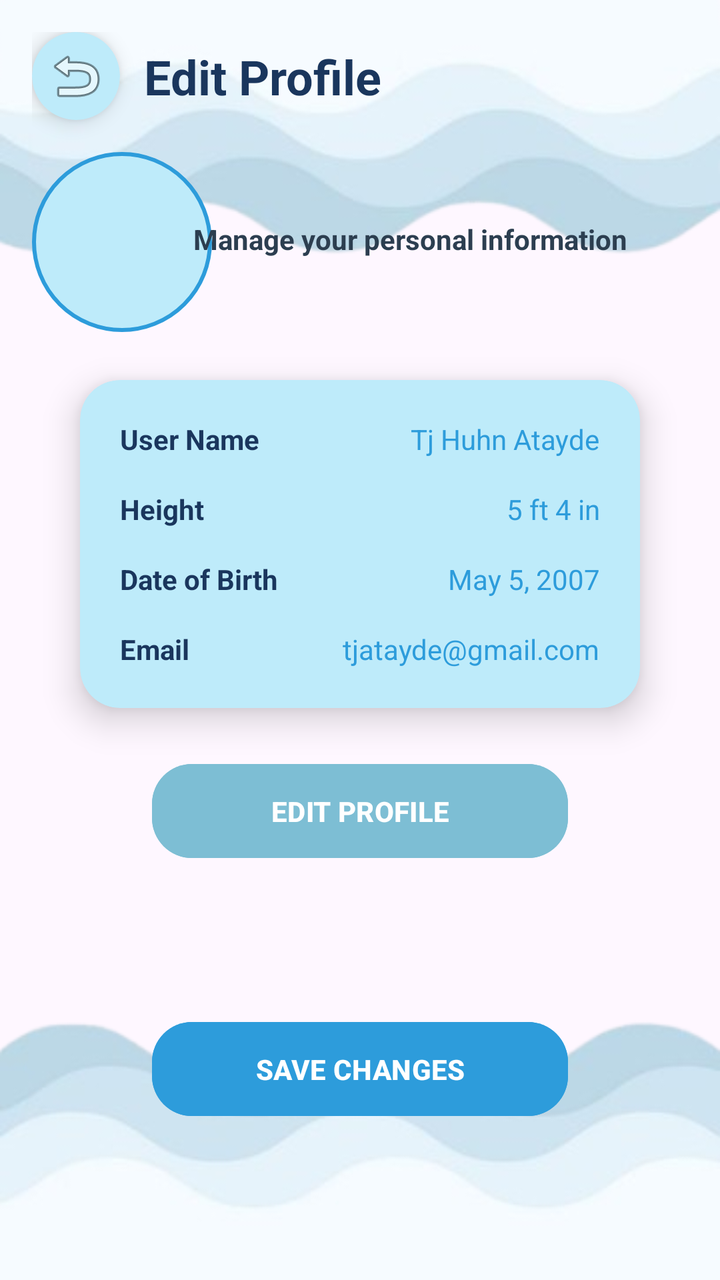
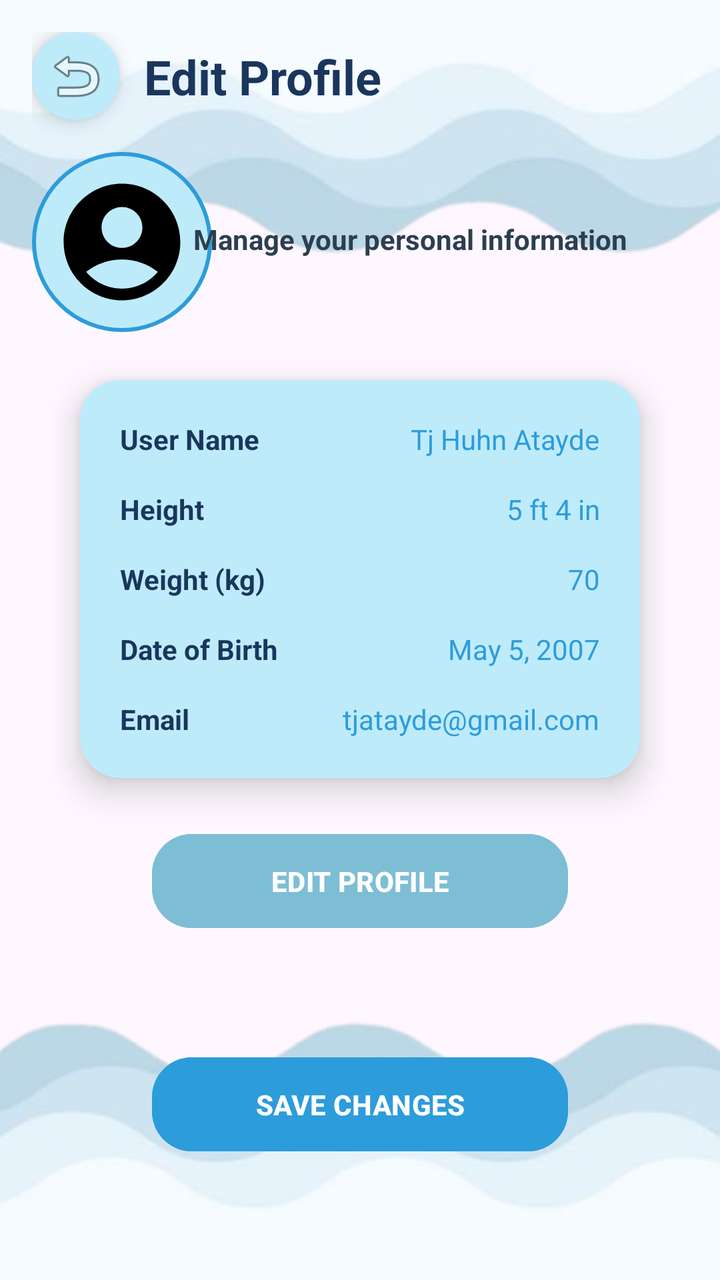

An Android layout rendered at two revisions. The XML below is the earlier revision; the diff shows what the commit changed to produce the second picture.
<!-- AndroidManifest.xml: application theme Theme.HeronHealth -->
<!-- res/layout/activity_personal_info.xml -->
<?xml version="1.0" encoding="utf-8"?>
<androidx.constraintlayout.widget.ConstraintLayout
    xmlns:android="http://schemas.android.com/apk/res/android"
    xmlns:app="http://schemas.android.com/apk/res-auto"
    xmlns:tools="http://schemas.android.com/tools"
    android:id="@+id/main"
    android:layout_width="match_parent"
    android:layout_height="match_parent"
    android:background="@drawable/bg4"
    android:padding="16dp"
    tools:context=".PersonalInfoActivity">

    <androidx.cardview.widget.CardView
        android:id="@+id/backContainer"
        android:layout_width="44dp"
        android:layout_height="44dp"
        app:cardCornerRadius="22dp"
        app:cardBackgroundColor="#beebfa"
        app:cardElevation="6dp"
        app:layout_constraintStart_toStartOf="parent"
        app:layout_constraintTop_toTopOf="parent">

        <ImageButton
            android:id="@+id/btnBack"
            android:layout_width="match_parent"
            android:layout_height="match_parent"
            android:background="@android:color/transparent"
            android:src="@android:drawable/ic_menu_revert"
            android:contentDescription="Back"/>
    </androidx.cardview.widget.CardView>

    <ImageView
        android:id="@+id/imgProfile"
        android:layout_width="90dp"
        android:layout_height="90dp"
        android:layout_marginTop="16dp"
        android:src=""
        android:background="@drawable/circle_bg"
        android:padding="10dp"
        android:scaleType="centerCrop"
        app:layout_constraintTop_toBottomOf="@id/backContainer"
        app:layout_constraintStart_toStartOf="parent"/>

    <TextView
        android:id="@+id/tvHeader"
        android:layout_width="wrap_content"
        android:layout_height="wrap_content"
        android:text="Edit Profile"
        android:textSize="24sp"
        android:textStyle="bold"
        android:textColor="#1A365D"
        app:layout_constraintTop_toTopOf="@id/backContainer"
        app:layout_constraintBottom_toBottomOf="@id/backContainer"
        app:layout_constraintStart_toEndOf="@id/backContainer"
        android:layout_marginStart="12dp"/>

    <TextView
        android:id="@+id/tvSubtitle"
        android:layout_width="wrap_content"
        android:layout_height="wrap_content"
        android:text="Manage your personal information"
        android:textSize="14sp"
        android:textColor="#2C3E50"
        android:textStyle="bold"
        android:layout_marginTop="50dp"
        android:layout_marginStart="50dp"
        app:layout_constraintTop_toBottomOf="@id/backContainer"
        app:layout_constraintStart_toStartOf="parent"
        app:layout_constraintEnd_toEndOf="parent"/>

    <androidx.cardview.widget.CardView
        android:id="@+id/cardInfo"
        android:layout_width="0dp"
        android:layout_height="wrap_content"
        android:layout_marginTop="24dp"
        android:layout_marginStart="24dp"
        android:layout_marginEnd="24dp"
        app:cardCornerRadius="20dp"
        app:cardElevation="10dp"
        app:cardBackgroundColor="#beebfa"
        app:layout_constraintTop_toBottomOf="@id/imgProfile"
        app:layout_constraintStart_toStartOf="parent"
        app:layout_constraintEnd_toEndOf="parent">

        <LinearLayout
            android:layout_width="match_parent"
            android:layout_height="wrap_content"
            android:orientation="vertical"
            android:padding="20dp">

            <LinearLayout
                android:layout_width="match_parent"
                android:layout_height="wrap_content"
                android:orientation="horizontal">

                <TextView
                    android:layout_width="0dp"
                    android:layout_height="wrap_content"
                    android:layout_weight="1"
                    android:text="User Name"
                    android:textColor="#1A365D"
                    android:textStyle="bold"/>

                <TextView
                    android:id="@+id/tvUsernameValue"
                    android:layout_width="wrap_content"
                    android:layout_height="wrap_content"
                    android:text="Tj Huhn Atayde"
                    android:textColor="#2D9CDB"/>
            </LinearLayout>

            <LinearLayout
                android:layout_width="match_parent"
                android:layout_height="wrap_content"
                android:layout_marginTop="16dp"
                android:orientation="horizontal">

                <TextView
                    android:layout_width="0dp"
                    android:layout_height="wrap_content"
                    android:layout_weight="1"
                    android:text="Height"
                    android:textColor="#1A365D"
                    android:textStyle="bold"/>

                <TextView
                    android:id="@+id/tvHeightValue"
                    android:layout_width="wrap_content"
                    android:layout_height="wrap_content"
                    android:text="5 ft 4 in"
                    android:textColor="#2D9CDB"/>
            </LinearLayout>

            <LinearLayout
                android:layout_width="match_parent"
                android:layout_height="wrap_content"
                android:layout_marginTop="16dp"
                android:orientation="horizontal">

                <TextView
                    android:layout_width="0dp"
                    android:layout_height="wrap_content"
                    android:layout_weight="1"
                    android:text="Date of Birth"
                    android:textColor="#1A365D"
                    android:textStyle="bold"/>

                <TextView
                    android:id="@+id/tvDOBValue"
                    android:layout_width="wrap_content"
                    android:layout_height="wrap_content"
                    android:text="May 5, 2007"
                    android:textColor="#2D9CDB"/>
            </LinearLayout>

            <LinearLayout
                android:layout_width="match_parent"
                android:layout_height="wrap_content"
                android:layout_marginTop="16dp"
                android:orientation="horizontal">

                <TextView
                    android:layout_width="0dp"
                    android:layout_height="wrap_content"
                    android:layout_weight="1"
                    android:text="Email"
                    android:textColor="#1A365D"
                    android:textStyle="bold"/>

                <TextView
                    android:id="@+id/tvEmailValue"
                    android:layout_width="wrap_content"
                    android:layout_height="wrap_content"
                    android:text="tjatayde@gmail.com"
                    android:textColor="#2D9CDB"/>
            </LinearLayout>

        </LinearLayout>

    </androidx.cardview.widget.CardView>

    <Button
        android:id="@+id/btnEdit"
        android:layout_width="0dp"
        android:layout_height="55dp"
        android:text="EDIT PROFILE"
        android:textColor="#FFFFFF"
        android:textStyle="bold"
        android:backgroundTint="#7dbed4"
        android:layout_marginTop="24dp"
        android:layout_marginStart="60dp"
        android:layout_marginEnd="60dp"
        app:cornerRadius="20dp"
        app:layout_constraintTop_toBottomOf="@id/cardInfo"
        app:layout_constraintStart_toStartOf="parent"
        app:layout_constraintEnd_toEndOf="parent"/>

    <Button
        android:id="@+id/btnSave"
        android:layout_width="0dp"
        android:layout_height="55dp"
        android:text="SAVE CHANGES"
        android:textColor="#FFFFFF"
        android:textStyle="bold"
        android:backgroundTint="#2D9CDB"
        android:layout_marginTop="12dp"
        android:layout_marginStart="60dp"
        android:layout_marginEnd="60dp"
        app:cornerRadius="20dp"
        app:layout_constraintTop_toBottomOf="@id/btnEdit"
        app:layout_constraintStart_toStartOf="parent"
        app:layout_constraintEnd_toEndOf="parent"
        app:layout_constraintBottom_toBottomOf="parent"/>

</androidx.constraintlayout.widget.ConstraintLayout>
<!-- resources referenced by this layout -->
<resources>
  <!-- drawable bg4: png bitmap (drawable, 73502 bytes) -->
  <!-- drawable circle_bg (drawable) -->
  <shape xmlns:android="http://schemas.android.com/apk/res/android"
      android:shape="oval">
  
      <solid android:color="#beebfa"/>
      <stroke
          android:width="2dp"
          android:color="#2D9CDB"/>
  </shape>
  <style name="Theme.HeronHealth" parent="Base.Theme.HeronHealth" />
  <style name="Base.Theme.HeronHealth" parent="Theme.Material3.DayNight.NoActionBar">
          
          
      </style>
</resources>

<!-- the commit's change to res/layout/activity_personal_info.xml (unified diff, before → after) -->
@@ -10,12 +10,14 @@
     android:padding="16dp"
     tools:context=".PersonalInfoActivity">
 
+    
+
     <androidx.cardview.widget.CardView
         android:id="@+id/backContainer"
         android:layout_width="44dp"
         android:layout_height="44dp"
+        app:cardBackgroundColor="#beebfa"
         app:cardCornerRadius="22dp"
-        app:cardBackgroundColor="#beebfa"
         app:cardElevation="6dp"
         app:layout_constraintStart_toStartOf="parent"
         app:layout_constraintTop_toTopOf="parent">
@@ -25,62 +27,71 @@
             android:layout_width="match_parent"
             android:layout_height="match_parent"
             android:background="@android:color/transparent"
-            android:src="@android:drawable/ic_menu_revert"
-            android:contentDescription="Back"/>
+            android:contentDescription="Back"
+            android:src="@android:drawable/ic_menu_revert" />
+
     </androidx.cardview.widget.CardView>
+
+    
+
+    <TextView
+        android:id="@+id/tvHeader"
+        android:layout_width="wrap_content"
+        android:layout_height="wrap_content"
+        android:layout_marginStart="12dp"
+        android:text="Edit Profile"
+        android:textColor="#1A365D"
+        android:textSize="24sp"
+        android:textStyle="bold"
+        app:layout_constraintBottom_toBottomOf="@id/backContainer"
+        app:layout_constraintStart_toEndOf="@id/backContainer"
+        app:layout_constraintTop_toTopOf="@id/backContainer" />
+
+    
 
     <ImageView
         android:id="@+id/imgProfile"
         android:layout_width="90dp"
         android:layout_height="90dp"
         android:layout_marginTop="16dp"
-        android:src=""
         android:background="@drawable/circle_bg"
         android:padding="10dp"
         android:scaleType="centerCrop"
-        app:layout_constraintTop_toBottomOf="@id/backContainer"
-        app:layout_constraintStart_toStartOf="parent"/>
-
-    <TextView
-        android:id="@+id/tvHeader"
-        android:layout_width="wrap_content"
-        android:layout_height="wrap_content"
-        android:text="Edit Profile"
-        android:textSize="24sp"
-        android:textStyle="bold"
-        android:textColor="#1A365D"
-        app:layout_constraintTop_toTopOf="@id/backContainer"
-        app:layout_constraintBottom_toBottomOf="@id/backContainer"
-        app:layout_constraintStart_toEndOf="@id/backContainer"
-        android:layout_marginStart="12dp"/>
+        android:src="@drawable/baseline_account_circle_24"
+        app:layout_constraintStart_toStartOf="parent"
+        app:layout_constraintTop_toBottomOf="@id/backContainer" />
+
+    
 
     <TextView
         android:id="@+id/tvSubtitle"
         android:layout_width="wrap_content"
         android:layout_height="wrap_content"
+        android:layout_marginStart="50dp"
+        android:layout_marginTop="50dp"
         android:text="Manage your personal information"
+        android:textColor="#2C3E50"
         android:textSize="14sp"
-        android:textColor="#2C3E50"
-        android:textStyle="bold"
-        android:layout_marginTop="50dp"
-        android:layout_marginStart="50dp"
-        app:layout_constraintTop_toBottomOf="@id/backContainer"
-        app:layout_constraintStart_toStartOf="parent"
-        app:layout_constraintEnd_toEndOf="parent"/>
+        android:textStyle="bold"
+        app:layout_constraintEnd_toEndOf="parent"
+        app:layout_constraintStart_toStartOf="parent"
+        app:layout_constraintTop_toBottomOf="@id/backContainer" />
+
+    
 
     <androidx.cardview.widget.CardView
         android:id="@+id/cardInfo"
         android:layout_width="0dp"
         android:layout_height="wrap_content"
+        android:layout_marginStart="24dp"
         android:layout_marginTop="24dp"
-        android:layout_marginStart="24dp"
         android:layout_marginEnd="24dp"
+        app:cardBackgroundColor="#beebfa"
         app:cardCornerRadius="20dp"
         app:cardElevation="10dp"
-        app:cardBackgroundColor="#beebfa"
-        app:layout_constraintTop_toBottomOf="@id/imgProfile"
-        app:layout_constraintStart_toStartOf="parent"
-        app:layout_constraintEnd_toEndOf="parent">
+        app:layout_constraintEnd_toEndOf="parent"
+        app:layout_constraintStart_toStartOf="parent"
+        app:layout_constraintTop_toBottomOf="@id/imgProfile">
 
         <LinearLayout
             android:layout_width="match_parent"
@@ -88,6 +99,8 @@
             android:orientation="vertical"
             android:padding="20dp">
 
+            
+
             <LinearLayout
                 android:layout_width="match_parent"
                 android:layout_height="wrap_content"
@@ -99,15 +112,20 @@
                     android:layout_weight="1"
                     android:text="User Name"
                     android:textColor="#1A365D"
-                    android:textStyle="bold"/>
+                    android:textStyle="bold" />
 
                 <TextView
                     android:id="@+id/tvUsernameValue"
                     android:layout_width="wrap_content"
                     android:layout_height="wrap_content"
+                    android:clickable="true"
+                    android:focusable="true"
                     android:text="Tj Huhn Atayde"
-                    android:textColor="#2D9CDB"/>
-            </LinearLayout>
+                    android:textColor="#2D9CDB" />
+
+            </LinearLayout>
+
+            
 
             <LinearLayout
                 android:layout_width="match_parent"
@@ -121,15 +139,47 @@
                     android:layout_weight="1"
                     android:text="Height"
                     android:textColor="#1A365D"
-                    android:textStyle="bold"/>
+                    android:textStyle="bold" />
 
                 <TextView
                     android:id="@+id/tvHeightValue"
                     android:layout_width="wrap_content"
                     android:layout_height="wrap_content"
+                    android:clickable="true"
+                    android:focusable="true"
                     android:text="5 ft 4 in"
-                    android:textColor="#2D9CDB"/>
-            </LinearLayout>
+                    android:textColor="#2D9CDB" />
+
+            </LinearLayout>
+
+            
+
+            <LinearLayout
+                android:layout_width="match_parent"
+                android:layout_height="wrap_content"
+                android:layout_marginTop="16dp"
+                android:orientation="horizontal">
+
+                <TextView
+                    android:layout_width="0dp"
+                    android:layout_height="wrap_content"
+                    android:layout_weight="1"
+                    android:text="Weight (kg)"
+                    android:textColor="#1A365D"
+                    android:textStyle="bold" />
+
+                <TextView
+                    android:id="@+id/tvWeightValue"
+                    android:layout_width="wrap_content"
+                    android:layout_height="wrap_content"
+                    android:clickable="true"
+                    android:focusable="true"
+                    android:text="70"
+                    android:textColor="#2D9CDB" />
+
+            </LinearLayout>
+
+            
 
             <LinearLayout
                 android:layout_width="match_parent"
@@ -143,15 +193,20 @@
                     android:layout_weight="1"
                     android:text="Date of Birth"
                     android:textColor="#1A365D"
-                    android:textStyle="bold"/>
+                    android:textStyle="bold" />
 
                 <TextView
                     android:id="@+id/tvDOBValue"
                     android:layout_width="wrap_content"
                     android:layout_height="wrap_content"
+                    android:clickable="true"
+                    android:focusable="true"
                     android:text="May 5, 2007"
-                    android:textColor="#2D9CDB"/>
-            </LinearLayout>
+                    android:textColor="#2D9CDB" />
+
+            </LinearLayout>
+
+            
 
             <LinearLayout
                 android:layout_width="match_parent"
@@ -165,51 +220,58 @@
                     android:layout_weight="1"
                     android:text="Email"
                     android:textColor="#1A365D"
-                    android:textStyle="bold"/>
+                    android:textStyle="bold" />
 
                 <TextView
                     android:id="@+id/tvEmailValue"
                     android:layout_width="wrap_content"
                     android:layout_height="wrap_content"
+                    android:clickable="true"
+                    android:focusable="true"
                     android:text="tjatayde@gmail.com"
-                    android:textColor="#2D9CDB"/>
+                    android:textColor="#2D9CDB" />
+
             </LinearLayout>
 
         </LinearLayout>
 
     </androidx.cardview.widget.CardView>
+
+    
 
     <Button
         android:id="@+id/btnEdit"
         android:layout_width="0dp"
         android:layout_height="55dp"
+        android:layout_marginStart="60dp"
+        android:layout_marginTop="24dp"
+        android:layout_marginEnd="60dp"
+        android:backgroundTint="#7dbed4"
         android:text="EDIT PROFILE"
         android:textColor="#FFFFFF"
         android:textStyle="bold"
-        android:backgroundTint="#7dbed4"
-        android:layout_marginTop="24dp"
-        android:layout_marginStart="60dp"
-        android:layout_marginEnd="60dp"
         app:cornerRadius="20dp"
-        app:layout_constraintTop_toBottomOf="@id/cardInfo"
-        app:layout_constraintStart_toStartOf="parent"
-        app:layout_constraintEnd_toEndOf="parent"/>
+        app:layout_constraintEnd_toEndOf="parent"
+        app:layout_constraintStart_toStartOf="parent"
+        app:layout_constraintTop_toBottomOf="@id/cardInfo" />
+
+    
 
     <Button
         android:id="@+id/btnSave"
         android:layout_width="0dp"
         android:layout_height="55dp"
+        android:layout_marginStart="60dp"
+        android:layout_marginTop="12dp"
+        android:layout_marginEnd="60dp"
+        android:backgroundTint="#2D9CDB"
         android:text="SAVE CHANGES"
         android:textColor="#FFFFFF"
         android:textStyle="bold"
-        android:backgroundTint="#2D9CDB"
-        android:layout_marginTop="12dp"
-        android:layout_marginStart="60dp"
-        android:layout_marginEnd="60dp"
         app:cornerRadius="20dp"
-        app:layout_constraintTop_toBottomOf="@id/btnEdit"
-        app:layout_constraintStart_toStartOf="parent"
-        app:layout_constraintEnd_toEndOf="parent"
-        app:layout_constraintBottom_toBottomOf="parent"/>
+        app:layout_constraintBottom_toBottomOf="parent"
+        app:layout_constraintEnd_toEndOf="parent"
+        app:layout_constraintStart_toStartOf="parent"
+        app:layout_constraintTop_toBottomOf="@id/btnEdit" />
 
 </androidx.constraintlayout.widget.ConstraintLayout>
<!-- resource entries referenced after the edit -->
@@ -1,5 +1,11 @@
 <!-- resources referenced by this layout -->
 <resources>
+  <!-- drawable baseline_account_circle_24 (drawable) -->
+  <vector xmlns:android="http://schemas.android.com/apk/res/android" android:height="24dp" android:tint="#000000" android:viewportHeight="24" android:viewportWidth="24" android:width="24dp">
+        
+      <path android:fillColor="@android:color/white" android:pathData="M12,2C6.48,2 2,6.48 2,12s4.48,10 10,10s10,-4.48 10,-10S17.52,2 12,2zM12,6c1.93,0 3.5,1.57 3.5,3.5S13.93,13 12,13s-3.5,-1.57 -3.5,-3.5S10.07,6 12,6zM12,20c-2.03,0 -4.43,-0.82 -6.14,-2.88C7.55,15.8 9.68,15 12,15s4.45,0.8 6.14,2.12C16.43,19.18 14.03,20 12,20z"/>
+      
+  </vector>
   <!-- drawable bg4: png bitmap (drawable, 73502 bytes) -->
   <!-- drawable circle_bg (drawable) -->
   <shape xmlns:android="http://schemas.android.com/apk/res/android"
